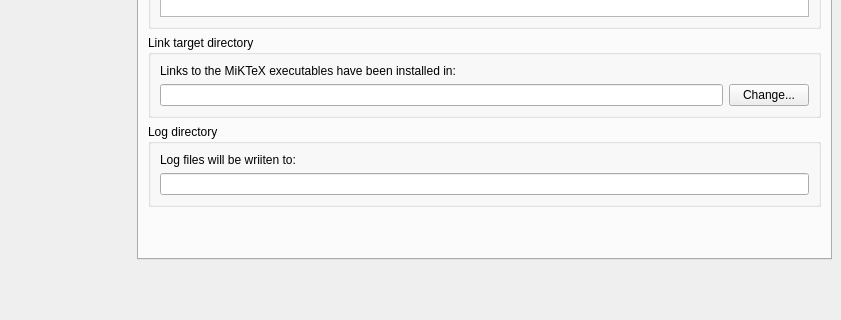
This is Programs/MiKTeX/Console/Qt/mainwindow.ui in MiKTeX/miktex as Qt 5 draws it before an edit; both pictures show x 0 to 841 and y 379 to 699 of the 841 by 1058 pixel window. The edited form follows.
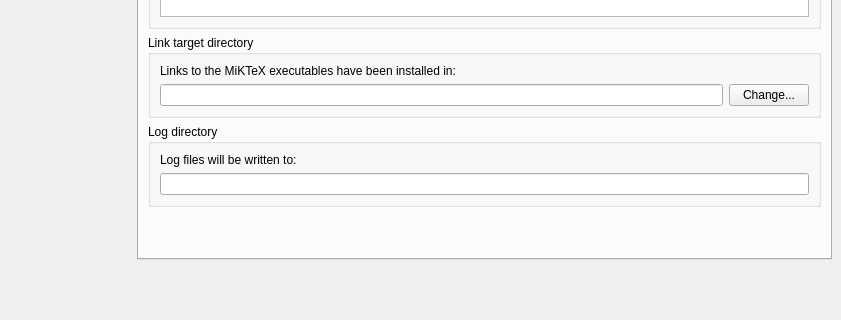
This is the edited form. The open tabs and pages were chosen to show the change. Icons and pictures are not drawn.

```diff
--- a/Programs/MiKTeX/Console/Qt/mainwindow.ui
+++ b/Programs/MiKTeX/Console/Qt/mainwindow.ui
@@ -1249,7 +1249,7 @@
                   <item>
                    <widget class="QLabel" name="label_19">
                     <property name="text">
-                     <string>Log files will be wriiten to:</string>
+                     <string>Log files will be written to:</string>
                     </property>
                    </widget>
                   </item>
```
